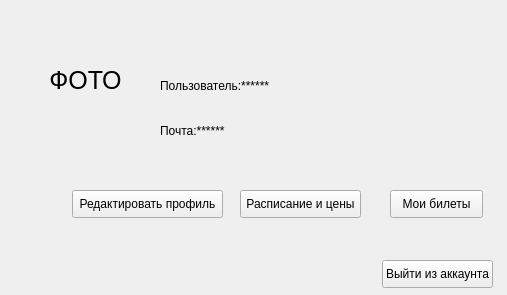
The window that data/etc/Profile.ui (Substance-live/Train_application) describes before a commit, drawn with Qt 5.
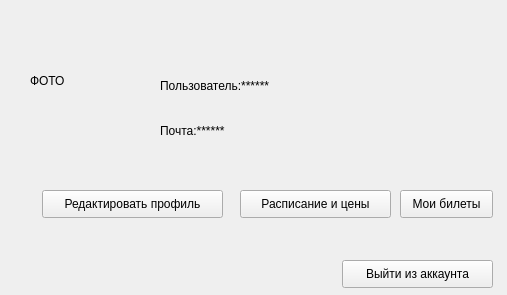
The same window after the commit.

Diff of the .ui file:
```diff
--- a/data/etc/Profile.ui
+++ b/data/etc/Profile.ui
@@ -23,9 +23,15 @@
       <height>101</height>
      </rect>
     </property>
+    <property name="sizePolicy">
+     <sizepolicy hsizetype="Minimum" vsizetype="Preferred">
+      <horstretch>0</horstretch>
+      <verstretch>0</verstretch>
+     </sizepolicy>
+    </property>
     <property name="font">
      <font>
-      <pointsize>19</pointsize>
+      <pointsize>9</pointsize>
      </font>
     </property>
     <property name="layoutDirection">
@@ -34,9 +40,6 @@
     <property name="text">
      <string>ФОТО</string>
     </property>
-    <property name="alignment">
-     <set>Qt::AlignmentFlag::AlignCenter</set>
-    </property>
    </widget>
    <widget class="QLabel" name="label_user">
     <property name="geometry">
@@ -67,12 +70,23 @@
    <widget class="QPushButton" name="but_view_1">
     <property name="geometry">
      <rect>
-      <x>72</x>
+      <x>42</x>
       <y>190</y>
-      <width>151</width>
+      <width>181</width>
       <height>28</height>
      </rect>
     </property>
+    <property name="sizePolicy">
+     <sizepolicy hsizetype="Minimum" vsizetype="Fixed">
+      <horstretch>0</horstretch>
+      <verstretch>0</verstretch>
+     </sizepolicy>
+    </property>
+    <property name="font">
+     <font>
+      <pointsize>9</pointsize>
+     </font>
+    </property>
     <property name="text">
      <string>Редактировать профиль</string>
     </property>
@@ -82,10 +96,21 @@
      <rect>
       <x>240</x>
       <y>190</y>
-      <width>121</width>
+      <width>151</width>
       <height>28</height>
      </rect>
     </property>
+    <property name="sizePolicy">
+     <sizepolicy hsizetype="Minimum" vsizetype="Fixed">
+      <horstretch>0</horstretch>
+      <verstretch>0</verstretch>
+     </sizepolicy>
+    </property>
+    <property name="font">
+     <font>
+      <pointsize>9</pointsize>
+     </font>
+    </property>
     <property name="text">
      <string>Расписание и цены</string>
     </property>
@@ -93,12 +118,23 @@
    <widget class="QPushButton" name="but_task_1">
     <property name="geometry">
      <rect>
-      <x>390</x>
+      <x>400</x>
       <y>190</y>
       <width>93</width>
       <height>28</height>
      </rect>
     </property>
+    <property name="sizePolicy">
+     <sizepolicy hsizetype="Minimum" vsizetype="Fixed">
+      <horstretch>0</horstretch>
+      <verstretch>0</verstretch>
+     </sizepolicy>
+    </property>
+    <property name="font">
+     <font>
+      <pointsize>9</pointsize>
+     </font>
+    </property>
     <property name="text">
      <string>Мои билеты</string>
     </property>
@@ -106,12 +142,23 @@
    <widget class="QPushButton" name="but_logout">
     <property name="geometry">
      <rect>
-      <x>382</x>
+      <x>342</x>
       <y>260</y>
-      <width>111</width>
+      <width>151</width>
       <height>28</height>
      </rect>
     </property>
+    <property name="sizePolicy">
+     <sizepolicy hsizetype="Minimum" vsizetype="Fixed">
+      <horstretch>0</horstretch>
+      <verstretch>0</verstretch>
+     </sizepolicy>
+    </property>
+    <property name="font">
+     <font>
+      <pointsize>9</pointsize>
+     </font>
+    </property>
     <property name="text">
      <string>Выйти из аккаунта</string>
     </property>
```
Left out of the diff: 34 changed lines with no effect on the pictures.
